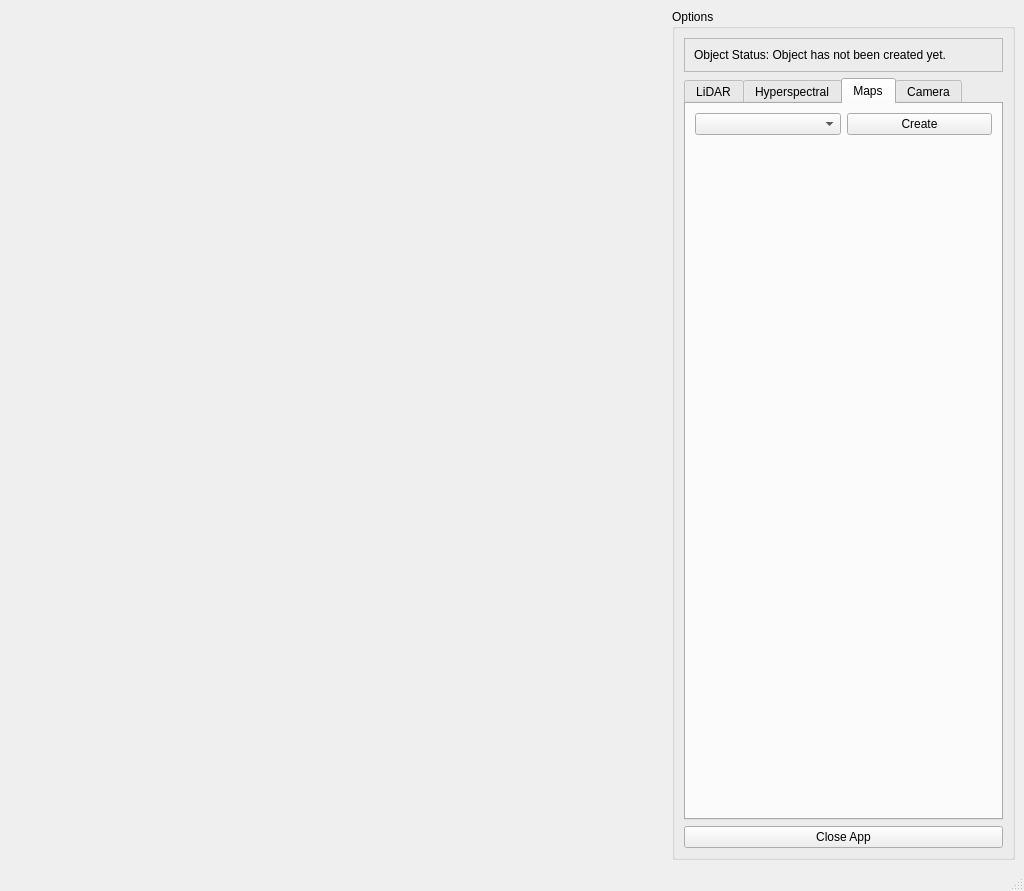
Old version of the form ui/MainWindow.ui in the repository Art-n-MathS/DASOS.
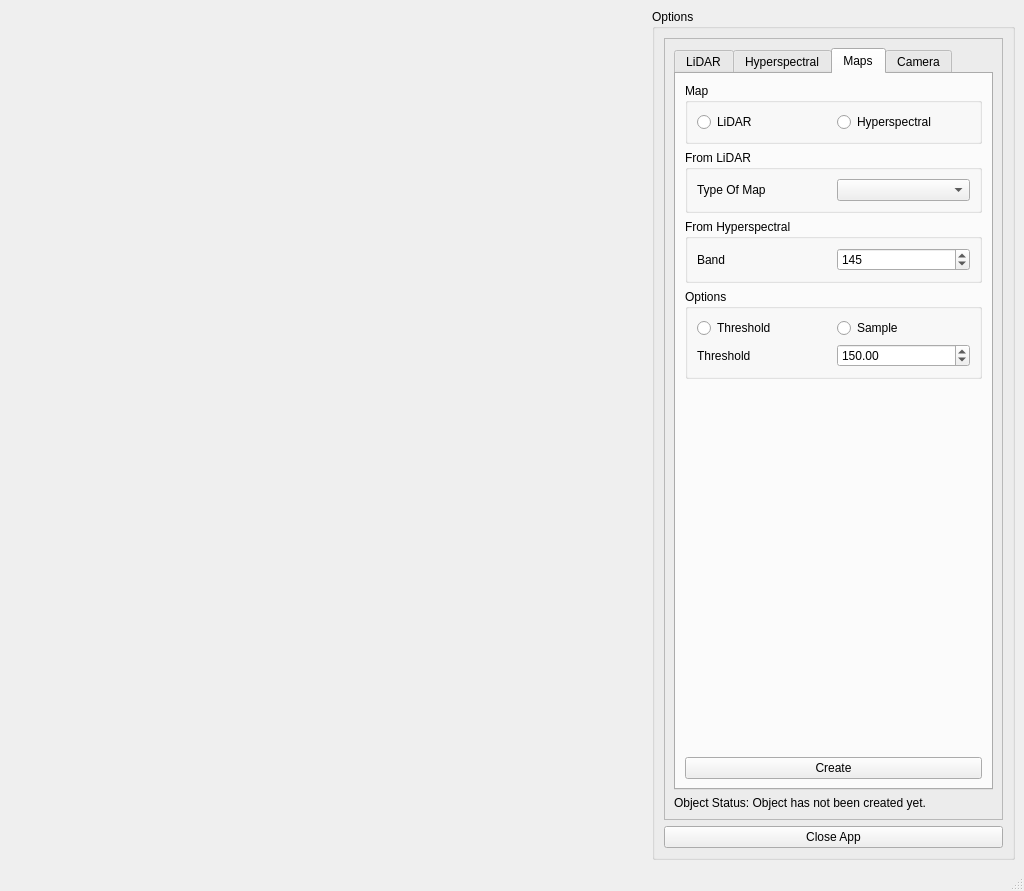
New version of the form. The open tabs and pages were chosen to show the change.

Commit message: fix a bug - now program does not crash when hyperspectral are loaded before an object is created

What changed in the file:
```diff
--- a/ui/MainWindow.ui
+++ b/ui/MainWindow.ui
@@ -63,7 +63,7 @@
           <enum>QFrame::Raised</enum>
          </property>
          <layout class="QGridLayout" name="gridLayout_10">
-          <item row="0" column="0">
+          <item row="1" column="0">
            <widget class="QLabel" name="m_lbObjectType">
             <property name="frameShadow">
              <enum>QFrame::Sunken</enum>
@@ -73,10 +73,7 @@
             </property>
            </widget>
           </item>
-         </layout>
-        </widget>
-       </item>
-       <item row="1" column="4">
+          <item row="0" column="0">
         <widget class="QTabWidget" name="tabWidget">
          <property name="currentIndex">
           <number>1</number>
@@ -479,28 +476,136 @@
            <string>Maps</string>
           </attribute>
           <layout class="QGridLayout" name="gridLayout_9">
+              <item row="5" column="0" colspan="2">
+               <spacer name="verticalSpacer_3">
+                <property name="orientation">
+                 <enum>Qt::Vertical</enum>
+                </property>
+                <property name="sizeHint" stdset="0">
+                 <size>
+                  <width>20</width>
+                  <height>40</height>
+                 </size>
+                </property>
+               </spacer>
+              </item>
+              <item row="1" column="0" colspan="2">
+               <widget class="QGroupBox" name="groupBox_6">
+                <property name="title">
+                 <string>From LiDAR</string>
+                </property>
+                <layout class="QGridLayout" name="gridLayout_14">
+                 <item row="1" column="1">
+                  <widget class="QComboBox" name="m_cbMaps"/>
+                 </item>
+                 <item row="1" column="0">
+                  <widget class="QLabel" name="label_31">
+                   <property name="text">
+                    <string>Type Of Map</string>
+                   </property>
+                  </widget>
+                 </item>
+                </layout>
+               </widget>
+              </item>
+              <item row="2" column="0" colspan="2">
+               <widget class="QGroupBox" name="groupBox_7">
+                <property name="title">
+                 <string>From Hyperspectral</string>
+                </property>
+                <layout class="QGridLayout" name="gridLayout_15">
            <item row="0" column="1">
+                  <widget class="QSpinBox" name="m_sbBand">
+                   <property name="maximum">
+                    <number>252</number>
+                   </property>
+                   <property name="value">
+                    <number>145</number>
+                   </property>
+                  </widget>
+                 </item>
+                 <item row="0" column="0">
+                  <widget class="QLabel" name="label_32">
+                   <property name="text">
+                    <string>Band</string>
+                   </property>
+                  </widget>
+                 </item>
+                </layout>
+               </widget>
+              </item>
+              <item row="6" column="0" colspan="2">
             <widget class="QPushButton" name="m_pbCreateMap">
              <property name="text">
               <string>Create</string>
              </property>
             </widget>
            </item>
+              <item row="3" column="0" colspan="2">
+               <widget class="QGroupBox" name="groupBox_8">
+                <property name="title">
+                 <string>Options</string>
+                </property>
+                <layout class="QGridLayout" name="gridLayout_16">
+                 <item row="1" column="1">
+                  <widget class="QDoubleSpinBox" name="doubleSpinBox">
+                   <property name="minimum">
+                    <double>5.000000000000000</double>
+                   </property>
+                   <property name="maximum">
+                    <double>255.000000000000000</double>
+                   </property>
+                   <property name="value">
+                    <double>150.000000000000000</double>
+                   </property>
+                  </widget>
+                 </item>
+                 <item row="1" column="0">
+                  <widget class="QLabel" name="label_33">
+                   <property name="text">
+                    <string>Threshold</string>
+                   </property>
+                  </widget>
+                 </item>
            <item row="0" column="0">
-            <widget class="QComboBox" name="m_cbMaps"/>
-           </item>
-           <item row="1" column="0" colspan="2">
-            <spacer name="verticalSpacer_3">
-             <property name="orientation">
-              <enum>Qt::Vertical</enum>
-             </property>
-             <property name="sizeHint" stdset="0">
-              <size>
-               <width>20</width>
-               <height>40</height>
-              </size>
-             </property>
-            </spacer>
+                  <widget class="QRadioButton" name="radioButton_3">
+                   <property name="text">
+                    <string>Threshold</string>
+                   </property>
+                  </widget>
+                 </item>
+                 <item row="0" column="1">
+                  <widget class="QRadioButton" name="radioButton_4">
+                   <property name="text">
+                    <string>Sample</string>
+                   </property>
+                  </widget>
+                 </item>
+                </layout>
+               </widget>
+              </item>
+              <item row="0" column="0" colspan="2">
+               <widget class="QGroupBox" name="groupBox_9">
+                <property name="title">
+                 <string>Map</string>
+                </property>
+                <layout class="QGridLayout" name="gridLayout_17">
+                 <item row="0" column="0">
+                  <widget class="QRadioButton" name="radioButton">
+                   <property name="text">
+                    <string>LiDAR</string>
+                   </property>
+                  </widget>
+                 </item>
+                 <item row="0" column="1">
+                  <widget class="QRadioButton" name="radioButton_2">
+                   <property name="text">
+                    <string>Hyperspectral</string>
+                   </property>
+                  </widget>
+                 </item>
+                </layout>
+               </widget>
            </item>
           </layout>
          </widget>
@@ -792,6 +897,9 @@
            </item>
           </layout>
          </widget>
+           </widget>
+          </item>
+         </layout>
         </widget>
        </item>
       </layout>
```
Left out of the diff: 2 changed lines with no effect on the pictures. Lines whose indentation alone changed are shown as unchanged. The commit also changes 55 other files.
